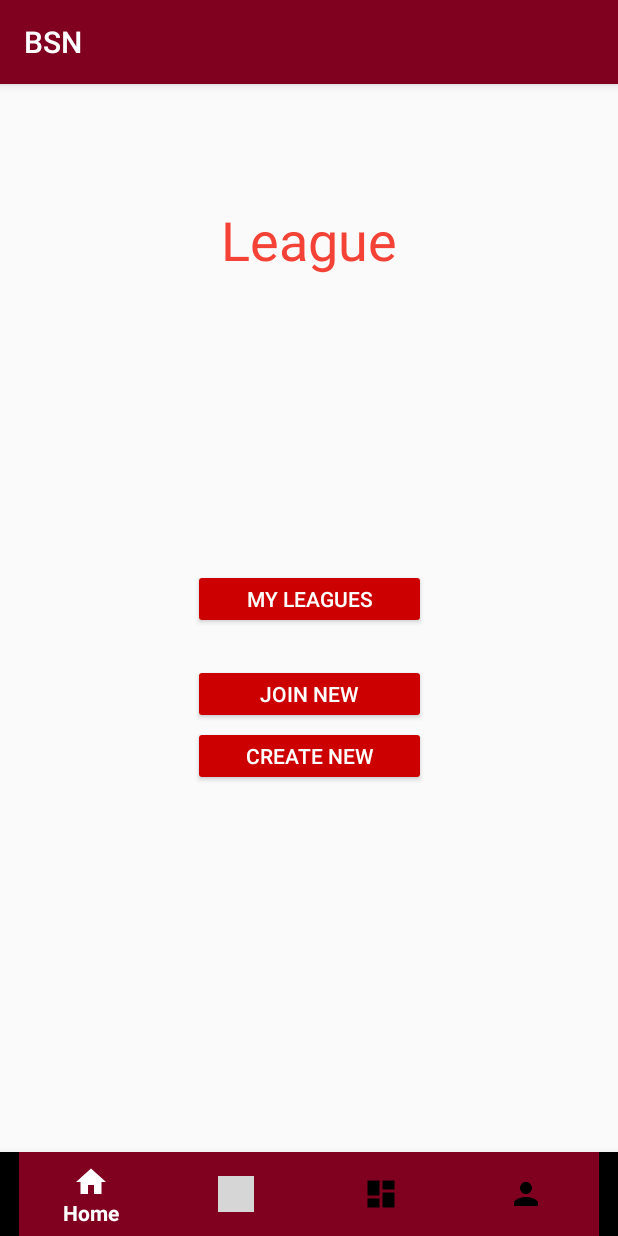
After one commit to T0FI/BSN-Book-Sports-Now, an Android app: the LeagueMain screen opened directly, with no data from a screen before it, on a phone screen of 412 x 824 dp. The commit adds this screen. Run offline under Robolectric (Android 15) with nearby library versions, the light colour scheme and no system bars; grey boxes are pictures that could not be loaded.

Commit message:
added the main league screen

```diff
--- a/app/src/main/AndroidManifest.xml
+++ b/app/src/main/AndroidManifest.xml
@@ -9,7 +9,8 @@
         android:roundIcon="@mipmap/ic_launcher_round"
         android:supportsRtl="true"
         android:theme="@style/AppTheme">
-        <activity android:name=".SplitPay"></activity>
+        <activity android:name=".LeagueMain"></activity>
+        <activity android:name=".SplitPay" />
         <activity android:name=".Payment_choice">
             <intent-filter>
                 <action android:name="android.intent.action.MAIN" />
--- a/app/src/main/java/com/example/group_project_2019_20_group_6/SplitPay.java
+++ b/app/src/main/java/com/example/group_project_2019_20_group_6/SplitPay.java
@@ -17,6 +17,7 @@ import android.widget.Toast;
 import java.util.ArrayList;
 
 public class SplitPay extends AppCompatActivity {
+
 
     private ArrayList<String> itemList;
     private ArrayAdapter adapter;
--- /dev/null
+++ b/app/src/main/res/layout/activity_league_main.xml
@@ -0,0 +1,78 @@
+<?xml version="1.0" encoding="utf-8"?>
+<androidx.constraintlayout.widget.ConstraintLayout xmlns:android="http://schemas.android.com/apk/res/android"
+    xmlns:app="http://schemas.android.com/apk/res-auto"
+    xmlns:tools="http://schemas.android.com/tools"
+    android:layout_width="match_parent"
+    android:layout_height="match_parent"
+    tools:context=".LeagueMain">
+
+    <Button
+        android:id="@+id/current_leagues"
+        android:layout_width="155dp"
+        android:layout_height="40dp"
+        android:backgroundTint="@android:color/holo_red_dark"
+        android:text="My leagues"
+        android:textColor="@android:color/white"
+        app:layout_constraintBottom_toBottomOf="@+id/bottom_navigation"
+        app:layout_constraintEnd_toEndOf="parent"
+        app:layout_constraintStart_toStartOf="parent"
+        app:layout_constraintTop_toTopOf="parent"
+        app:layout_constraintVertical_bias="0.444" />
+
+    <Button
+        android:id="@+id/create"
+        android:layout_width="155dp"
+        android:layout_height="40dp"
+        android:layout_marginTop="428dp"
+        android:backgroundTint="@android:color/holo_red_dark"
+        android:text="Create New"
+        android:textColor="@android:color/white"
+        app:layout_constraintEnd_toEndOf="parent"
+        app:layout_constraintStart_toStartOf="parent"
+        app:layout_constraintTop_toTopOf="parent" />
+
+    <com.google.android.material.bottomnavigation.BottomNavigationView
+        android:id="@+id/bottom_navigation"
+        android:layout_width="match_parent"
+        android:layout_height="56dp"
+        android:layout_alignParentStart="true"
+        android:layout_alignParentTop="true"
+        android:layout_alignParentEnd="true"
+        android:layout_alignParentBottom="true"
+        app:itemBackground="@color/colorPrimary"
+        app:itemIconTint="@drawable/selector"
+        app:itemTextColor="@drawable/selector"
+        app:layout_constraintBottom_toBottomOf="parent"
+        app:layout_constraintEnd_toEndOf="parent"
+        app:layout_constraintHorizontal_bias="0.0"
+        app:layout_constraintStart_toStartOf="parent"
+        app:layout_constraintTop_toTopOf="parent"
+        app:layout_constraintVertical_bias="1.0"
+        app:menu="@menu/menu_navigation"></com.google.android.material.bottomnavigation.BottomNavigationView>
+
+    <TextView
+        android:id="@+id/league"
+        android:layout_width="wrap_content"
+        android:layout_height="wrap_content"
+        android:text="League"
+        android:textColor="#F44336"
+        android:textSize="36sp"
+        app:layout_constraintBottom_toBottomOf="@+id/bottom_navigation"
+        app:layout_constraintEnd_toEndOf="parent"
+        app:layout_constraintStart_toStartOf="parent"
+        app:layout_constraintTop_toTopOf="parent"
+        app:layout_constraintVertical_bias="0.11" />
+
+    <Button
+        android:id="@+id/join"
+        android:layout_width="155dp"
+        android:layout_height="40dp"
+        android:backgroundTint="@android:color/holo_red_dark"
+        android:text="Join New"
+        android:textColor="@android:color/white"
+        app:layout_constraintBottom_toBottomOf="parent"
+        app:layout_constraintEnd_toEndOf="parent"
+        app:layout_constraintStart_toStartOf="parent"
+        app:layout_constraintTop_toTopOf="parent"
+        app:layout_constraintVertical_bias="0.531" />
+</androidx.constraintlayout.widget.ConstraintLayout>
```
Also changed, not shown: app/src/main/java/com/example/group_project_2019_20_group_6/LeagueMain.java (added, +50 -0 lines), app/src/main/res/layout/activity_split_pay.xml (+9 -3 lines).
